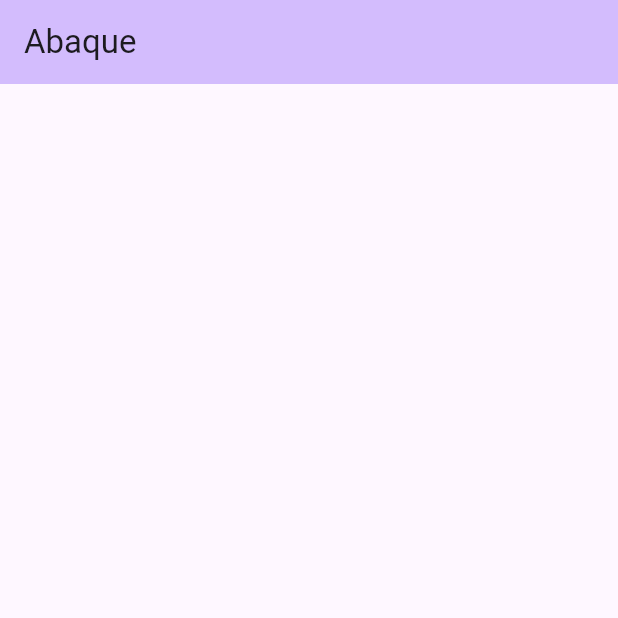
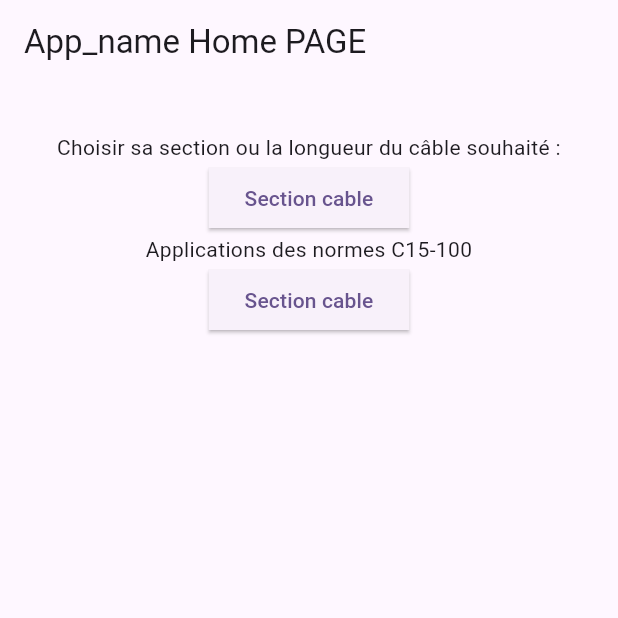
Before and after one commit to RobinAbela42/Abaque_app, a Flutter app: the screen it shows after launch, on a phone screen of 412 x 824 dp, the top half of it. Run offline on Flutter 3.47's test engine with Material 3 defaults, Android fonts, the phone set to English and light mode, and no system bars; missing offline and left inert: dart:ffi.

Commit message:
Creation des dossiers UI et CALCULATION, et début de l'interface graphique et compréhension des TextFields

```diff
--- /dev/null
+++ b/lib/calculation/computeAbaque.dart
@@ -0,0 +1,17 @@
+import 'package:flutter/widgets.dart';
+
+double computeLength({section, intensity, voltage = 230, resistance = 0.021}) {
+  return (voltage * section) / intensity * resistance;
+}
+
+double computeSection({length, intensity, voltage = 230, resistance = 0.021}) {
+  return resistance * length * (intensity / voltage);
+}
+
+double computeIntensity({section, length, voltage = 230, resistance = 0.021}) {
+  return (voltage * section) / length * resistance;
+}
+
+double computeVoltage({section, length, intensity, resistance = 0.021}) {
+  return (length * intensity * resistance) / section;
+}
--- a/lib/main.dart
+++ b/lib/main.dart
@@ -1,4 +1,6 @@
-import 'package:abaque_app/ui/homepage.dart';
+import 'dart:ffi';
+
+import 'package:abaque_app/ui/abaque/cableHomePage.dart';
 import 'package:flutter/material.dart';
 
 void main() {
@@ -8,14 +10,81 @@ void main() {
 class MyApp extends StatelessWidget {
   const MyApp({super.key});
 
+  // This widget is the root of your application.
   @override
   Widget build(BuildContext context) {
     return MaterialApp(
-      title: 'Abaque',
+      title: 'App_name',
       theme: ThemeData(
         colorScheme: ColorScheme.fromSeed(seedColor: Colors.deepPurple),
       ),
-      home: const Homepage(),
+      home: const HomePage(title: 'App_name Home PAGE'),
     );
   }
 }
+
+class HomePage extends StatefulWidget {
+  const HomePage({super.key, required this.title});
+
+  final String title;
+
+  @override
+  State<HomePage> createState() => _HomePageState();
+}
+
+class _HomePageState extends State<HomePage> {
+  final ButtonStyle menuButton = ElevatedButton.styleFrom(
+    shape: RoundedRectangleBorder(borderRadius: BorderRadius.zero),
+  );
+
+  @override
+  Widget build(BuildContext context) {
+    return Scaffold(
+      appBar: AppBar(
+        title: Text(widget.title),
+        backgroundColor: Color(0x00FF0000),
+      ),
+      body: Padding(
+        padding: const EdgeInsets.all(32.0),
+        child: Center(
+          child: Column(
+            children: [
+              Text(
+                'Choisir sa section ou la longueur du câble souhaité :',
+                textAlign: TextAlign.center,
+              ),
+              ElevatedButton(
+                style: menuButton,
+                onPressed: () {
+                  Navigator.push(
+                    context,
+                    MaterialPageRoute(
+                      builder: (BuildContext context) => CableHomePage(),
+                    ),
+                  );
+                },
+                child: const Text('Section cable'),
+              ),
+              Text(
+                'Applications des normes C15-100',
+                textAlign: TextAlign.center,
+              ),
+              ElevatedButton(
+                style: menuButton,
+                onPressed: () {
+                  Navigator.push(
+                    context,
+                    MaterialPageRoute(
+                      builder: (BuildContext context) => CableHomePage(),
+                    ),
+                  );
+                },
+                child: const Text('Section cable'),
+              ),
+            ],
+          ),
+        ),
+      ),
+    );
+  }
+}
--- a/lib/ui/homepage.dart
+++ /dev/null
@@ -1,15 +0,0 @@
-import 'package:flutter/material.dart';
-
-class Homepage extends StatelessWidget {
-  const Homepage({super.key});
-
-  @override
-  Widget build(BuildContext context) {
-    return Scaffold(
-      appBar: AppBar(
-        backgroundColor: Theme.of(context).colorScheme.inversePrimary,
-        title: Text('Abaque'),
-      ),
-    );
-  }
-}
```
Also changed, not shown: lib/ui/abaque/cableHomePage.dart (added, +59 -0 lines).
